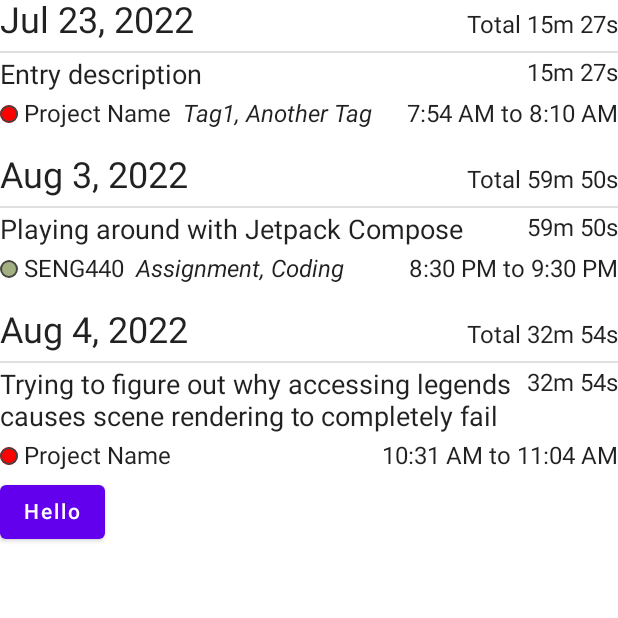
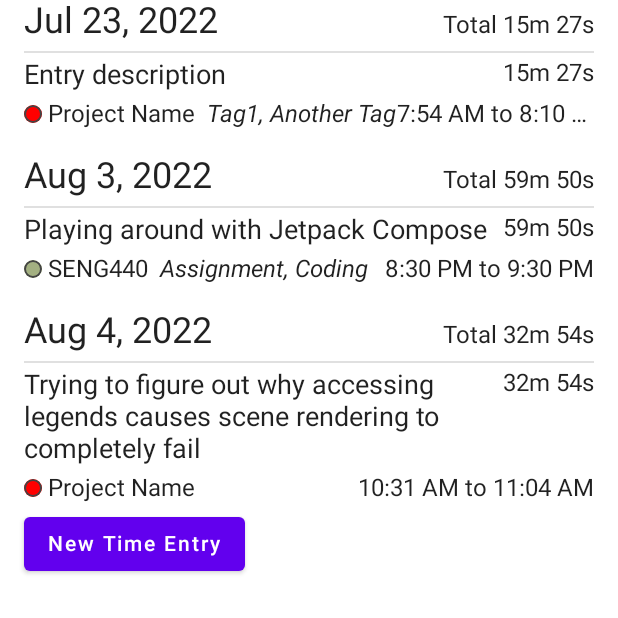
Before and after one commit to rogino/TimeTracker, an Android app built with Jetpack Compose: the TimeEntryListView screen opened through its navigation route, on a phone screen of 412 x 824 dp, the top half of it. Run offline under Robolectric (Android 15) with nearby library versions, the phone set to English and light mode, and no system bars; our stand-ins replace accompanist; libraries missing offline, so code that uses them is left out: com.beust.klaxon.

Commit message:
Basic navigation to edit entry view

```diff
--- a/TimeTracker/app/src/main/java/nz/ac/uclive/rog19/seng440/assignment1/MainActivity.kt
+++ b/TimeTracker/app/src/main/java/nz/ac/uclive/rog19/seng440/assignment1/MainActivity.kt
@@ -7,11 +7,13 @@ import android.os.Looper
 import androidx.activity.ComponentActivity
 import androidx.activity.compose.setContent
 import androidx.compose.foundation.layout.fillMaxSize
+import androidx.compose.foundation.layout.padding
 import androidx.compose.material.MaterialTheme
 import androidx.compose.material.Surface
 import androidx.compose.runtime.mutableStateOf
 import androidx.compose.runtime.toMutableStateList
 import androidx.compose.ui.Modifier
+import androidx.compose.ui.unit.dp
 import androidx.lifecycle.lifecycleScope
 import androidx.navigation.compose.NavHost
 import androidx.navigation.compose.composable
@@ -25,6 +27,7 @@ import nz.ac.uclive.rog19.seng440.assignment1.model.getTagsFromEntries
 import nz.ac.uclive.rog19.seng440.assignment1.model.mockModel
 import nz.ac.uclive.rog19.seng440.assignment1.ui.theme.TimeTrackerTheme
 import java.time.Instant
+import kotlin.concurrent.fixedRateTimer
 
 // https://developer.android.com/studio/write/java8-support-table
 
@@ -43,6 +46,7 @@ class MainActivity : ComponentActivity() {
         apiRequest = ApiRequest()
 
         val preferences = getSharedPreferences(timeTrackerPreferencesFileName, Context.MODE_PRIVATE)
+        var currentlyEditedEntry: TimeEntryObservable = TimeEntryObservable()
 
         val key = preferences.getString("API_KEY", null)
         val workspaceId = preferences.getInt("DEFAULT_WORKSPACE_ID", -1)
@@ -62,7 +66,6 @@ class MainActivity : ComponentActivity() {
             startDestination = "entries"
         }
 
-        startDestination = "edit_entry"
 
         setContent {
             val navController = rememberNavController()
@@ -109,14 +112,23 @@ class MainActivity : ComponentActivity() {
 
                                     model.tags = getTagsFromEntries(model.timeEntries).toMutableStateList()
                                 },
-                                goToLogin = { navController.navigate("login") }
+                                goToLogin = { navController.navigate("login") },
+                                editEntry = { entry ->
+                                    currentlyEditedEntry = entry?.toObservable() ?: TimeEntryObservable()
+                                    navController.navigate("edit_entry")
+                                },
+                                modifier = Modifier.padding(horizontal = 16.dp)
                             )
                         }
                         composable("edit_entry") {
+                            val mostRecent = model.timeEntries.first()
+                            val current = currentlyEditedEntry
                             EditEntryView(
                                 projects = model.projects,
-                                entry = model.currentEntry?.toObservable() ?: TimeEntryObservable(),
-                                allTags = model.tags
+                                entry = current,
+                                allTags = model.tags,
+                                enableStartAtLastStopTime = (current.id == null && mostRecent != null) ||
+                                                            (current.id == mostRecent?.id)
                             )
                         }
                     }
--- a/TimeTracker/app/src/main/java/nz/ac/uclive/rog19/seng440/assignment1/components/EditEntryView.kt
+++ b/TimeTracker/app/src/main/java/nz/ac/uclive/rog19/seng440/assignment1/components/EditEntryView.kt
@@ -25,7 +25,7 @@ import nz.ac.uclive.rog19.seng440.assignment1.ui.theme.TimeTrackerTheme
 @Composable
 fun EditEntryView(
     entry: TimeEntryObservable = remember { TimeEntryObservable() },
-    isMostRecentEntry: Boolean = false,
+    enableStartAtLastStopTime: Boolean = false,
     projects: Map<Long, Project>,
     allTags: Collection<String>,
     modifier: Modifier = Modifier
--- a/TimeTracker/app/src/main/java/nz/ac/uclive/rog19/seng440/assignment1/components/TimeEntryListView.kt
+++ b/TimeTracker/app/src/main/java/nz/ac/uclive/rog19/seng440/assignment1/components/TimeEntryListView.kt
@@ -1,6 +1,7 @@
 package nz.ac.uclive.rog19.seng440.assignment1
 
 import android.util.Log
+import androidx.compose.foundation.clickable
 import androidx.compose.foundation.layout.Arrangement
 import androidx.compose.foundation.layout.Row
 import androidx.compose.foundation.layout.fillMaxWidth
@@ -24,6 +25,7 @@ import kotlinx.coroutines.CoroutineExceptionHandler
 import kotlinx.coroutines.launch
 import nz.ac.uclive.rog19.seng440.assignment1.model.Project
 import nz.ac.uclive.rog19.seng440.assignment1.model.TimeEntry
+import nz.ac.uclive.rog19.seng440.assignment1.model.TimeEntryObservable
 import nz.ac.uclive.rog19.seng440.assignment1.model.mockModel
 import nz.ac.uclive.rog19.seng440.assignment1.ui.theme.TimeTrackerTheme
 import java.time.*
@@ -82,6 +84,7 @@ fun TimeEntryListView(
     now: State<Instant> = mutableStateOf(Instant.now()),
     apiRequest: ApiRequest? = null,
     setData: ((List<TimeEntry>, List<Project>) -> Unit)? = null,
+    editEntry: ((TimeEntry?) -> Unit)? = null,
     goToLogin: (() -> Unit)? = null
 ) {
     var isRefreshing by remember { mutableStateOf<Boolean>(false) }
@@ -110,7 +113,7 @@ fun TimeEntryListView(
                 isRefreshing = false
             }
         }) {
-            LazyColumn() {
+            LazyColumn(modifier = modifier) {
                 groupEntries(entries, zoneId, now.value).forEachIndexed { i, group ->
                     item {
                         Row(
@@ -139,14 +142,17 @@ fun TimeEntryListView(
                             timeEntry = entry,
                             projects = projects,
                             zoneId = zoneId,
-                            now = if (entry.isOngoing) now.value else null
+                            now = if (entry.isOngoing) now.value else null,
+                            modifier = Modifier.clickable {
+                                editEntry?.invoke(entry)
+                            }
                         )
                     }
                 }
 
                 item {
-                    Button(onClick = { goToLogin?.invoke() }) {
-                        Text("Hello")
+                    Button(onClick = { editEntry?.invoke(null) }) {
+                        Text("New Time Entry")
                     }
                 }
             }
```
Also changed, not shown: TimeTracker/app/src/main/java/nz/ac/uclive/rog19/seng440/assignment1/model/GodModel.kt (+10 -0 lines).
